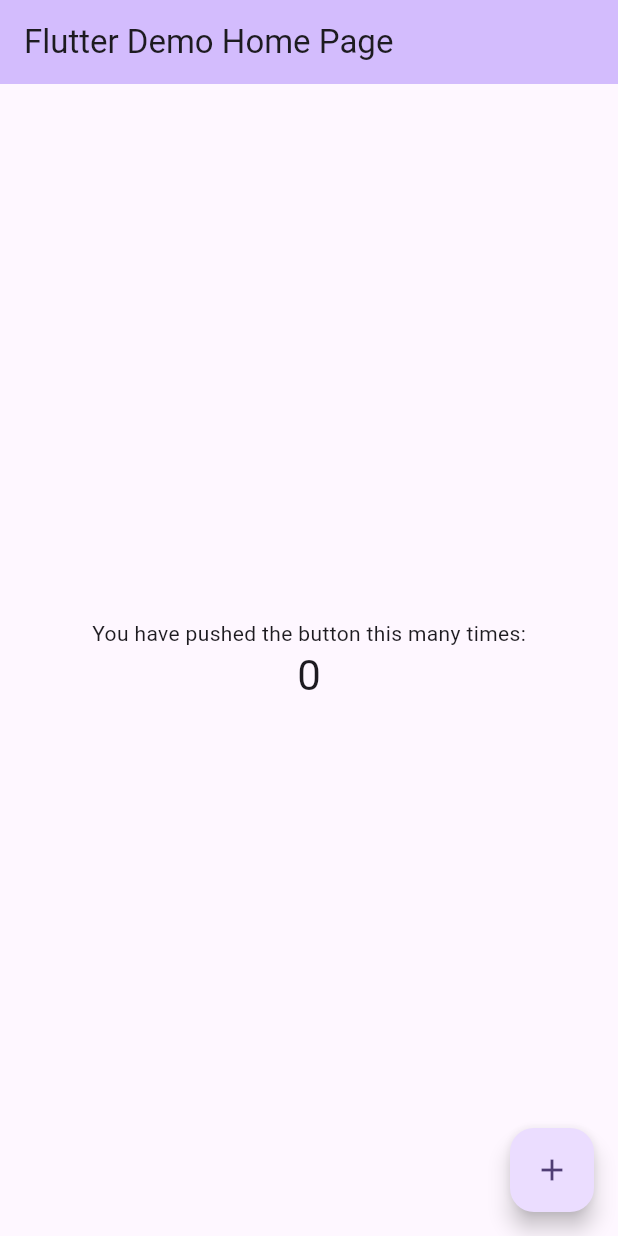
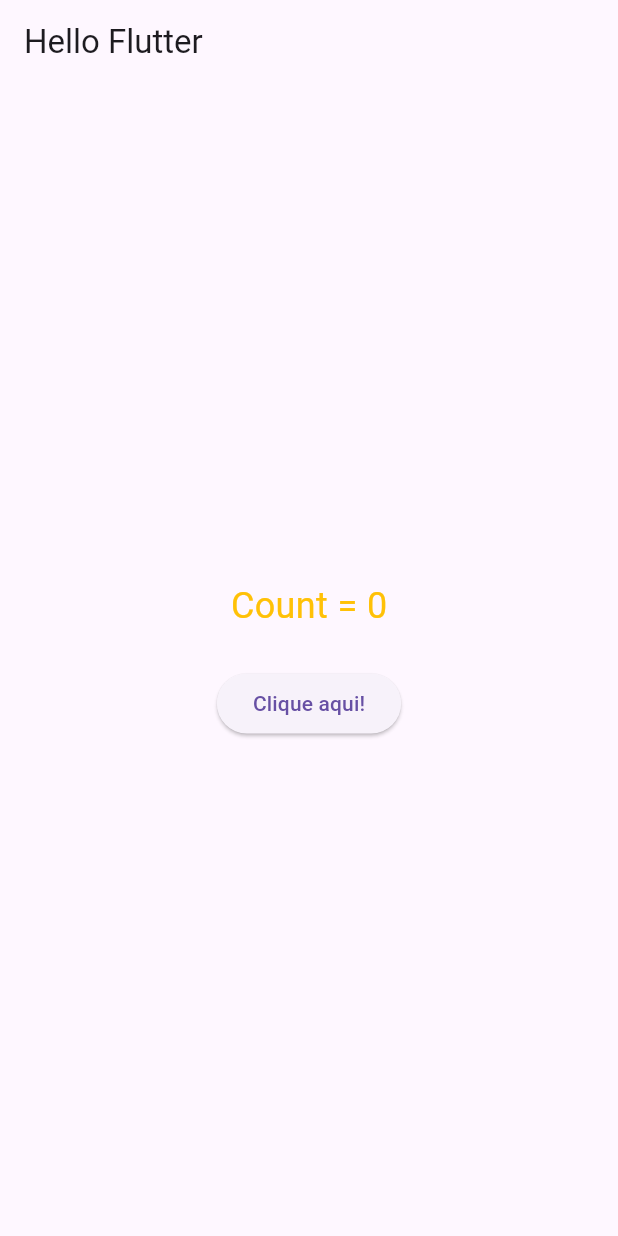
Before and after one commit to GuilhermeGuedesO/desenvolvimento_flutter_i, a Flutter app: the screen it shows after launch, on a phone screen of 412 x 824 dp. Run offline on Flutter 3.47's test engine with Material 3 defaults, Android fonts, the phone set to English and light mode, and no system bars.

Commit message:
Aula de Stateless no flutter.

```diff
--- a/lib/main.dart
+++ b/lib/main.dart
@@ -1,122 +1,42 @@
 import 'package:flutter/material.dart';
 
 void main() {
-  runApp(const MyApp());
+  runApp(MyApp());
 }
 
 class MyApp extends StatelessWidget {
-  const MyApp({super.key});
 
-  // This widget is the root of your application.
   @override
   Widget build(BuildContext context) {
     return MaterialApp(
-      title: 'Flutter Demo',
-      theme: ThemeData(
-        // This is the theme of your application.
-        //
-        // TRY THIS: Try running your application with "flutter run". You'll see
-        // the application has a purple toolbar. Then, without quitting the app,
-        // try changing the seedColor in the colorScheme below to Colors.green
-        // and then invoke "hot reload" (save your changes or press the "hot
-        // reload" button in a Flutter-supported IDE, or press "r" if you used
-        // the command line to start the app).
-        //
-        // Notice that the counter didn't reset back to zero; the application
-        // state is not lost during the reload. To reset the state, use hot
-        // restart instead.
-        //
-        // This works for code too, not just values: Most code changes can be
-        // tested with just a hot reload.
-        colorScheme: ColorScheme.fromSeed(seedColor: Colors.deepPurple),
+      home: Scaffold(
+        appBar: AppBar(title: Text('Hello Flutter')),
+        body: MeuStatelessWidget(),
       ),
-      home: const MyHomePage(title: 'Flutter Demo Home Page'),
     );
   }
 }
-
-class MyHomePage extends StatefulWidget {
-  const MyHomePage({super.key, required this.title});
-
-  // This widget is the home page of your application. It is stateful, meaning
-  // that it has a State object (defined below) that contains fields that affect
-  // how it looks.
-
-  // This class is the configuration for the state. It holds the values (in this
-  // case the title) provided by the parent (in this case the App widget) and
-  // used by the build method of the State. Fields in a Widget subclass are
-  // always marked "final".
-
-  final String title;
-
-  @override
-  State<MyHomePage> createState() => _MyHomePageState();
-}
-
-class _MyHomePageState extends State<MyHomePage> {
-  int _counter = 0;
-
-  void _incrementCounter() {
-    setState(() {
-      // This call to setState tells the Flutter framework that something has
-      // changed in this State, which causes it to rerun the build method below
-      // so that the display can reflect the updated values. If we changed
-      // _counter without calling setState(), then the build method would not be
-      // called again, and so nothing would appear to happen.
-      _counter++;
-    });
-  }
-
+// ignore: must_be_immutable
+class MeuStatelessWidget extends StatelessWidget {
+   MeuStatelessWidget({super.key});
+     int count = 0;
   @override
   Widget build(BuildContext context) {
-    // This method is rerun every time setState is called, for instance as done
-    // by the _incrementCounter method above.
-    //
-    // The Flutter framework has been optimized to make rerunning build methods
-    // fast, so that you can just rebuild anything that needs updating rather
-    // than having to individually change instances of widgets.
-    return Scaffold(
-      appBar: AppBar(
-        // TRY THIS: Try changing the color here to a specific color (to
-        // Colors.amber, perhaps?) and trigger a hot reload to see the AppBar
-        // change color while the other colors stay the same.
-        backgroundColor: Theme.of(context).colorScheme.inversePrimary,
-        // Here we take the value from the MyHomePage object that was created by
-        // the App.build method, and use it to set our appbar title.
-        title: Text(widget.title),
-      ),
-      body: Center(
-        // Center is a layout widget. It takes a single child and positions it
-        // in the middle of the parent.
-        child: Column(
-          // Column is also a layout widget. It takes a list of children and
-          // arranges them vertically. By default, it sizes itself to fit its
-          // children horizontally, and tries to be as tall as its parent.
-          //
-          // Column has various properties to control how it sizes itself and
-          // how it positions its children. Here we use mainAxisAlignment to
-          // center the children vertically; the main axis here is the vertical
-          // axis because Columns are vertical (the cross axis would be
-          // horizontal).
-          //
-          // TRY THIS: Invoke "debug painting" (choose the "Toggle Debug Paint"
-          // action in the IDE, or press "p" in the console), to see the
-          // wireframe for each widget.
-          mainAxisAlignment: MainAxisAlignment.center,
-          children: <Widget>[
-            const Text('You have pushed the button this many times:'),
-            Text(
-              '$_counter',
-              style: Theme.of(context).textTheme.headlineMedium,
-            ),
+    return Column(
+        mainAxisAlignment: MainAxisAlignment.center,
+        crossAxisAlignment: CrossAxisAlignment.center,
+        children: [Row(
+            mainAxisAlignment: MainAxisAlignment.center,
+            crossAxisAlignment: CrossAxisAlignment.center,
+          children: [
+            Text("Count = $count",style: TextStyle(fontSize: 24,color: Colors.amber),),
           ],
         ),
-      ),
-      floatingActionButton: FloatingActionButton(
-        onPressed: _incrementCounter,
-        tooltip: 'Increment',
-        child: const Icon(Icons.add),
-      ), // This trailing comma makes auto-formatting nicer for build methods.
+        SizedBox(height: 24,),
+    ElevatedButton(onPressed: () {
+        count++;
+    },
+     child: Text("Clique aqui!"),),],
     );
   }
 }
```
Also changed, not shown: flutter_01.png (added), pubspec.lock, 1 other file.
